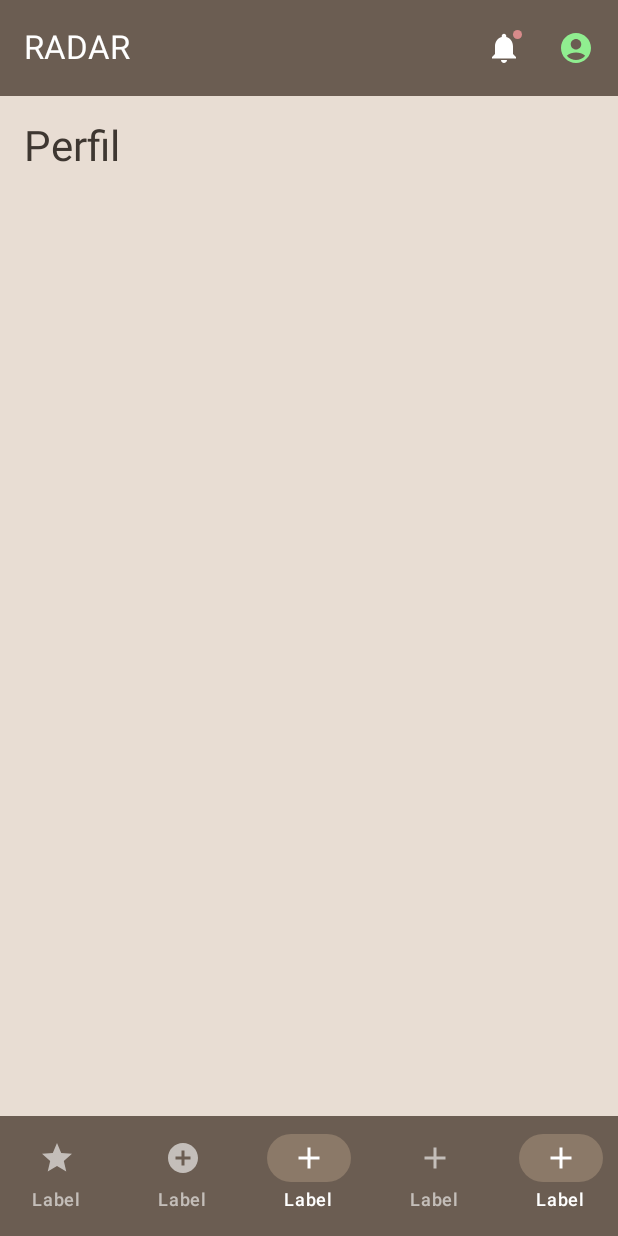
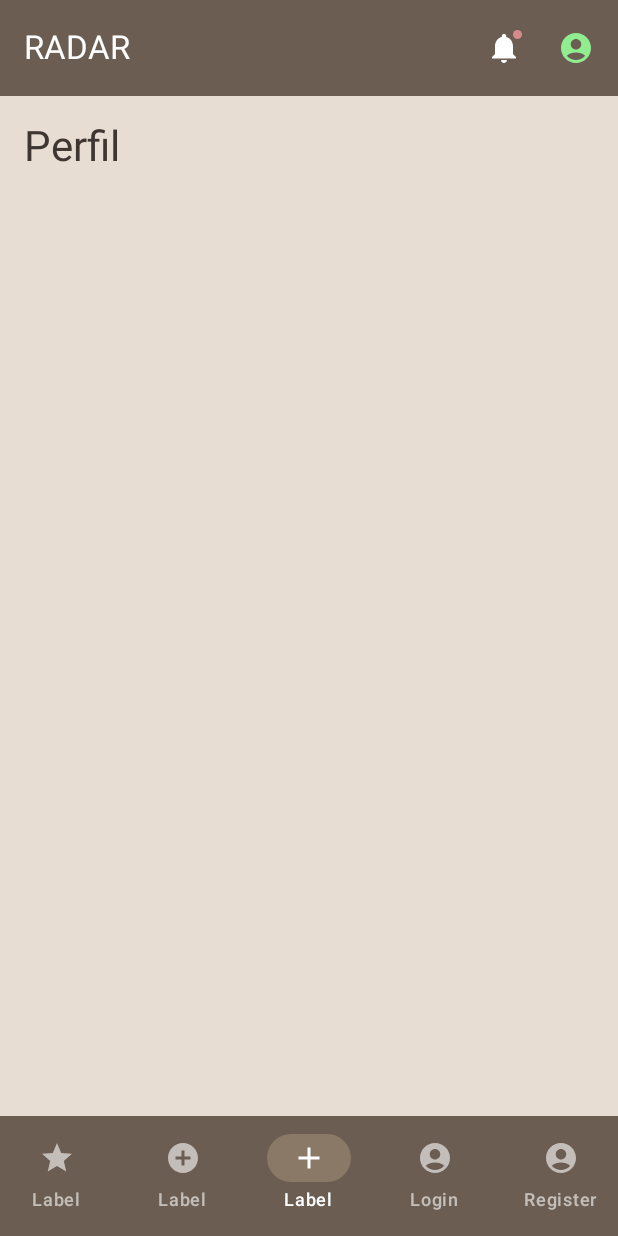
Before and after one commit to NicolasReyAlonso/My_Safe_Haven_PAMM, an Android app built with Jetpack Compose: the screen it shows after launch (MainActivity), item 3 of the bottom bar chosen, on a phone screen of 412 x 824 dp. Run offline under Robolectric (Android 15) with nearby library versions, the phone set to English and light mode, and no system bars.

Commit message:
HOTFIX buttons

```diff
--- a/Frontend/app/src/main/java/com/nicojero/mysafehaven/presentation/ui/MainScaffold.kt
+++ b/Frontend/app/src/main/java/com/nicojero/mysafehaven/presentation/ui/MainScaffold.kt
@@ -52,8 +52,8 @@ fun MainScaffold() {
         BottomNavItem(Screen.Home.route, Icons.Filled.Star, "Label"),
         BottomNavItem(Screen.Search.route, Icons.Filled.AddCircle, "Label"),
         BottomNavItem(Screen.Profile.route, Icons.Filled.Add, "Label"),
-        BottomNavItem(Screen.Login.route, Icons.Filled.Add, "Label"),
-        BottomNavItem(Screen.Profile.route, Icons.Filled.Add, "Label")
+        BottomNavItem(Screen.Login.route, Icons.Filled.AccountCircle, "Login"),
+        BottomNavItem(Screen.Register.route, Icons.Filled.AccountCircle, "Register")
 
     )
 
```
